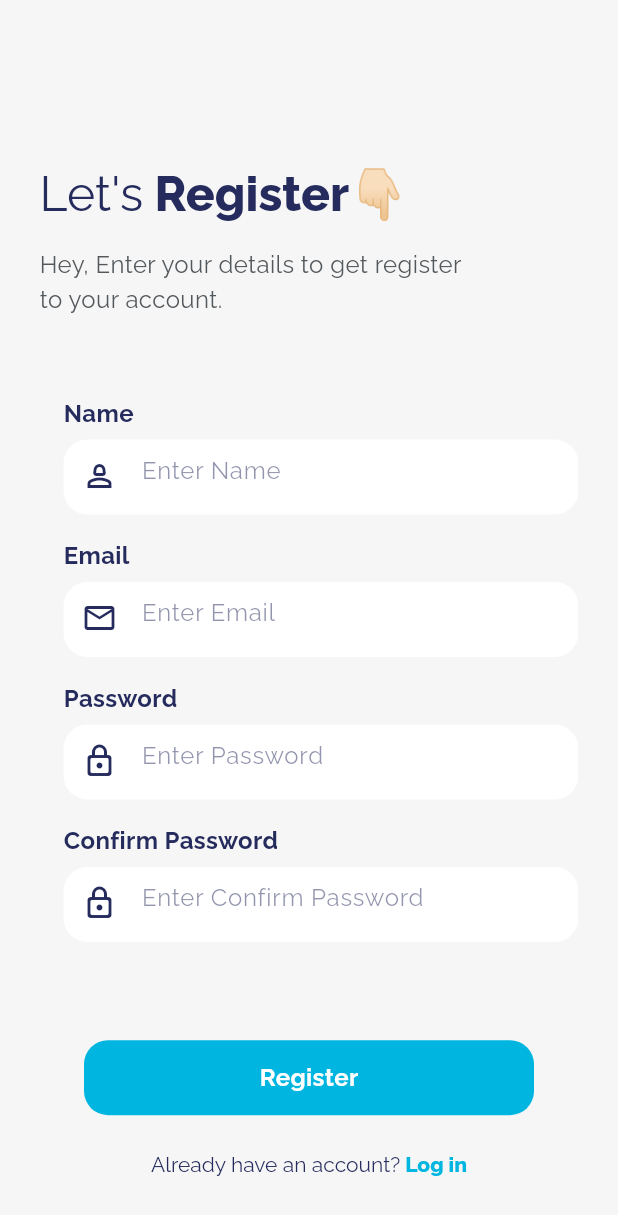
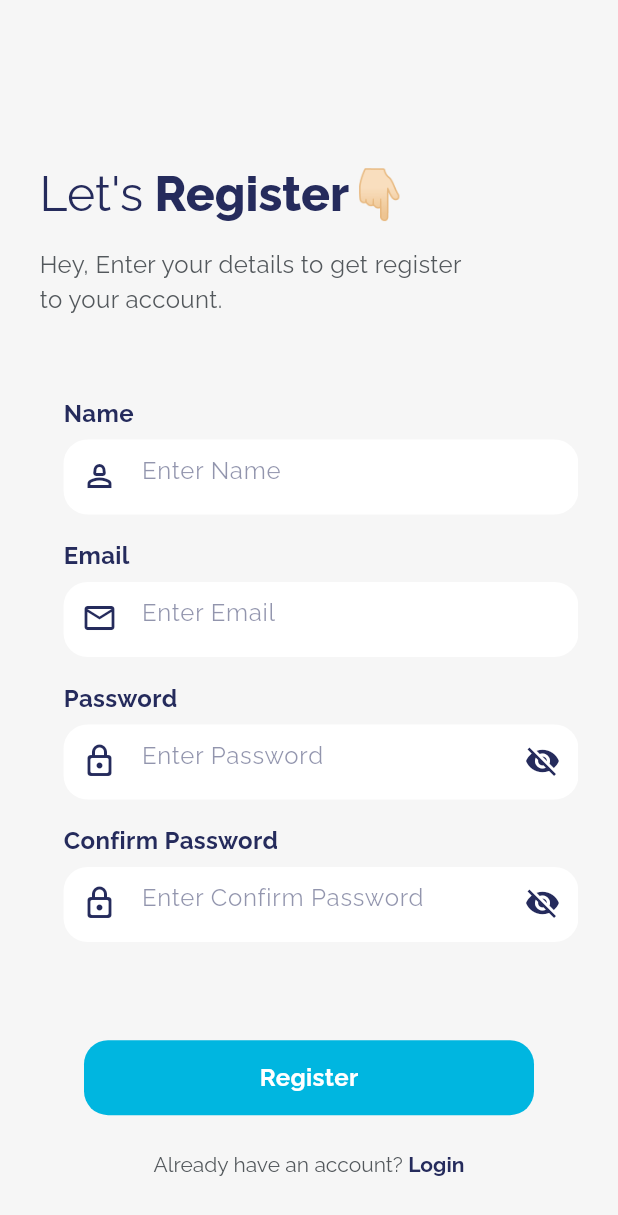
Before and after one commit to Pashakhatamihasibuan/projectweb-loginpage-dicoding, a Flutter app: the SignUpScreen screen opened directly, scrolled down 54 dp, on a phone screen of 412 x 824 dp. Shown: the top 1215 px of the screen. Run offline on Flutter 3.47's test engine with Material 3 defaults, Android fonts, the phone set to English and light mode, and no system bars; our stand-ins replace carousel_slider, google_fonts.

Commit message:
Perbaikan di halaman register

```diff
--- a/lib/screen/signup_screen.dart
+++ b/lib/screen/signup_screen.dart
@@ -9,15 +9,52 @@ class SignUpScreen extends StatefulWidget {
   const SignUpScreen({super.key});
 
   @override
-  State<SignUpScreen> createState() => _SignUpScreenState();
+  _SignUpScreenState createState() => _SignUpScreenState();
 }
 
 class _SignUpScreenState extends State<SignUpScreen> {
-  final urlImages = [
-    "https://images.unsplash.com/photo-1718679388215-75b00db812f5?w=1600&auto=format&fit=crop&q=60&ixlib=rb-4.0.3&ixid=M3wxMjA3fDB8MHx0b3BpYy1mZWVkfDR8NnNNVmpUTFNrZVF8fGVufDB8fHx8fA%3D%3D",
-    "https://images.unsplash.com/photo-1725539075423-984d4dcdefae?q=80&w=1664&auto=format&fit=crop&ixlib=rb-4.0.3&ixid=M3wxMjA3fDB8MHxwaG90by1wYWdlfHx8fGVufDB8fHx8fA%3D%3D",
-    "https://images.unsplash.com/photo-1725435214975-989b71be4a56?q=80&w=1635&auto=format&fit=crop&ixlib=rb-4.0.3&ixid=M3wxMjA3fDB8MHxwaG90by1wYWdlfHx8fGVufDB8fHx8fA%3D%3D"
-  ];
+  final TextEditingController _nameController = TextEditingController();
+  final TextEditingController _emailController = TextEditingController();
+  final TextEditingController _passwordController = TextEditingController();
+  final TextEditingController _confirmPasswordController = TextEditingController();
+
+  bool _isLoading = false;
+  bool _obscurePassword = true;
+
+  @override
+  void dispose() {
+
+    _nameController.dispose();
+    _emailController.dispose();
+    _passwordController.dispose();
+    _confirmPasswordController.dispose();
+    super.dispose();
+  }
+
+  void _togglePasswordVisibility() {
+    setState(() {
+      _obscurePassword = !_obscurePassword;
+    });
+  }
+
+  Future<void> _register() async {
+    setState(() {
+      _isLoading = true;
+    });
+
+
+    await Future.delayed(const Duration(seconds: 2));
+
+
+    setState(() {
+      _isLoading = false;
+    });
+
+
+    ScaffoldMessenger.of(context).showSnackBar(
+      SnackBar(content: Text('Registered Success')),
+    );
+  }
 
   @override
   Widget build(BuildContext context) {
@@ -46,10 +83,10 @@ class _SignUpScreenState extends State<SignUpScreen> {
                         },
                         options: CarouselOptions(
                           viewportFraction:
-                              1.0, // Gambar penuh sesuai lebar container
-                          autoPlay: true, // Auto play
+                              1.0,
+                          autoPlay: true,
                           autoPlayInterval:
-                              const Duration(seconds: 3), // Durasi setiap slide
+                              const Duration(seconds: 3),
                         ),
                       ),
                     ),
@@ -111,28 +148,38 @@ class _SignUpScreenState extends State<SignUpScreen> {
                           context: context,
                           label: "Name",
                           hint: "Enter Name",
-                          icon: Icons.person_2_outlined),
+                          icon: Icons.person_2_outlined,
+                          controller: _nameController),
                       buildInputField(
                           context: context,
                           label: "Email",
                           hint: "Enter Email",
-                          icon: Icons.email_outlined),
+                          icon: Icons.email_outlined,
+                          controller: _emailController),
                       buildInputField(
                           context: context,
                           label: "Password",
                           hint: "Enter Password",
                           icon: Icons.lock_outline_rounded,
-                          obscureText: true),
+                          controller: _passwordController,
+                          obscureText: _obscurePassword,
+                          toggleObscureText: _togglePasswordVisibility),
                       buildInputField(
                           context: context,
                           label: "Confirm Password",
                           hint: "Enter Confirm Password",
                           icon: Icons.lock_outline_rounded,
-                          obscureText: true),
+                          controller: _confirmPasswordController,
+                          obscureText: _obscurePassword,
+                          toggleObscureText: _togglePasswordVisibility),
                       SizedBox(
                         height: height * 0.06,
                       ),
-                      buildRegisterButton(),
+                      _isLoading
+                          ? const Center(
+                              child: CircularProgressIndicator(),
+                            )
+                          : buildRegisterButton(),
                       SizedBox(
                         height: height * 0.03,
                       ),
@@ -152,17 +199,17 @@ class _SignUpScreenState extends State<SignUpScreen> {
     double height = MediaQuery.of(context).size.height;
     double width = MediaQuery.of(context).size.width;
 
-    // Mengatur BoxFit dan ukuran berdasarkan ukuran layar
+
     BoxFit fitType = ResponsiveWidget.isSmallScreen(context)
         ? BoxFit.fitWidth
         : BoxFit.cover;
 
     return SizedBox(
-      width: width, // Menyesuaikan dengan lebar layar
+      width: width,
       height: height *
           (ResponsiveWidget.isSmallScreen(context)
               ? 0.3
-              : 0.8), // Proporsi tinggi gambar
+              : 0.8),
       child: Image.network(
         urlImage,
         fit: fitType,
@@ -175,7 +222,9 @@ class _SignUpScreenState extends State<SignUpScreen> {
     required String label,
     required String hint,
     required IconData icon,
+    required TextEditingController controller,
     bool obscureText = false,
+    VoidCallback? toggleObscureText,
   }) {
     double width = MediaQuery.of(context).size.width;
     return Padding(
@@ -200,6 +249,7 @@ class _SignUpScreenState extends State<SignUpScreen> {
               color: AppColor.whiteColor,
             ),
             child: TextFormField(
+              controller: controller,
               obscureText: obscureText,
               style: ralewayStyle.copyWith(
                 fontWeight: FontWeight.w400,
@@ -213,6 +263,17 @@ class _SignUpScreenState extends State<SignUpScreen> {
                   color: AppColor.blueDarkColor.withOpacity(0.5),
                 ),
                 prefixIcon: Icon(icon, color: AppColor.blueDarkColor),
+                suffixIcon: toggleObscureText != null
+                    ? IconButton(
+                        icon: Icon(
+                          obscureText
+                              ? Icons.visibility_off
+                              : Icons.visibility,
+                          color: AppColor.blueDarkColor,
+                        ),
+                        onPressed: toggleObscureText,
+                      )
+                    : null,
                 border: InputBorder.none,
               ),
             ),
@@ -229,7 +290,7 @@ class _SignUpScreenState extends State<SignUpScreen> {
         borderRadius: BorderRadius.circular(16),
         color: AppColor.mainBlueColor,
         child: InkWell(
-          onTap: () {},
+          onTap: _register,
           borderRadius: BorderRadius.circular(16),
           child: Container(
             height: 50,
@@ -253,27 +314,26 @@ class _SignUpScreenState extends State<SignUpScreen> {
     return Center(
       child: GestureDetector(
         onTap: () {
-          Navigator.of(context).push(
-            MaterialPageRoute(
-              builder: (context) => const LoginScreen(),
-            ),
-          );
+          Navigator.pushReplacement(
+              context, MaterialPageRoute(builder: (context) => LoginScreen()));
         },
         child: RichText(
           text: TextSpan(
             children: [
               TextSpan(
-                text: 'Already have an account?',
+                text: 'Already have an account? ',
                 style: ralewayStyle.copyWith(
-                  color: AppColor.blueDarkColor,
-                  fontWeight: FontWeight.normal,
+                  fontSize: 14,
+                  color: AppColor.textColor,
+                  fontWeight: FontWeight.w400,
                 ),
               ),
               TextSpan(
-                text: ' Log in',
+                text: 'Login',
                 style: ralewayStyle.copyWith(
-                  color: AppColor.mainBlueColor,
-                  fontWeight: FontWeight.w800,
+                  fontSize: 14,
+                  color: AppColor.blueDarkColor,
+                  fontWeight: FontWeight.w700,
                 ),
               ),
             ],
@@ -283,3 +343,9 @@ class _SignUpScreenState extends State<SignUpScreen> {
     );
   }
 }
+
+final urlImages = [
+    "https:
+    "https:
+    "https:
+  ];
```
